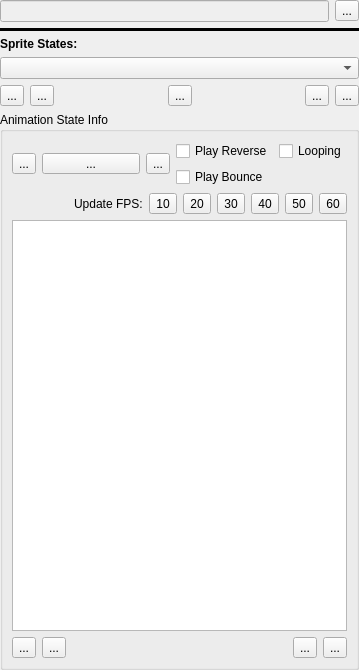
Old version of the form DesignerTool/src/SpriteWidget.ui in the repository GameOverture/HarmonyEngine.
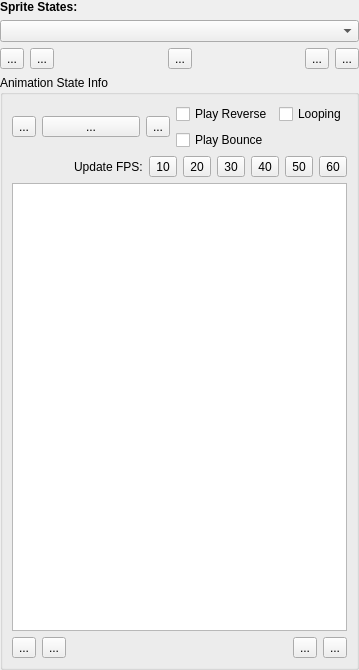
New version of the form. Icons and pictures are not drawn. Custom widgets are drawn as their Qt base class.

```diff
--- a/DesignerTool/src/SpriteWidget.ui
+++ b/DesignerTool/src/SpriteWidget.ui
@@ -6,7 +6,7 @@
    <rect>
     <x>0</x>
     <y>0</y>
-    <width>354</width>
+    <width>355</width>
     <height>670</height>
    </rect>
   </property>
@@ -26,40 +26,6 @@
    <property name="bottomMargin">
     <number>0</number>
    </property>
-   <item>
-    <layout class="QHBoxLayout" name="horizontalLayout_5">
-     <item>
-      <widget class="QLineEdit" name="txtPrefixAndName">
-       <property name="enabled">
-        <bool>false</bool>
-       </property>
-       <property name="readOnly">
-        <bool>true</bool>
-       </property>
-      </widget>
-     </item>
-     <item>
-      <widget class="QToolButton" name="btnRenameSprite">
-       <property name="text">
-        <string>...</string>
-       </property>
-      </widget>
-     </item>
-    </layout>
-   </item>
-   <item>
-    <widget class="Line" name="line">
-     <property name="frameShadow">
-      <enum>QFrame::Plain</enum>
-     </property>
-     <property name="lineWidth">
-      <number>5</number>
-     </property>
-     <property name="orientation">
-      <enum>Qt::Horizontal</enum>
-     </property>
-    </widget>
-   </item>
    <item>
     <widget class="QLabel" name="label_4">
      <property name="font">
```
Left out of the diff: 3 changed lines with no effect on the pictures.
